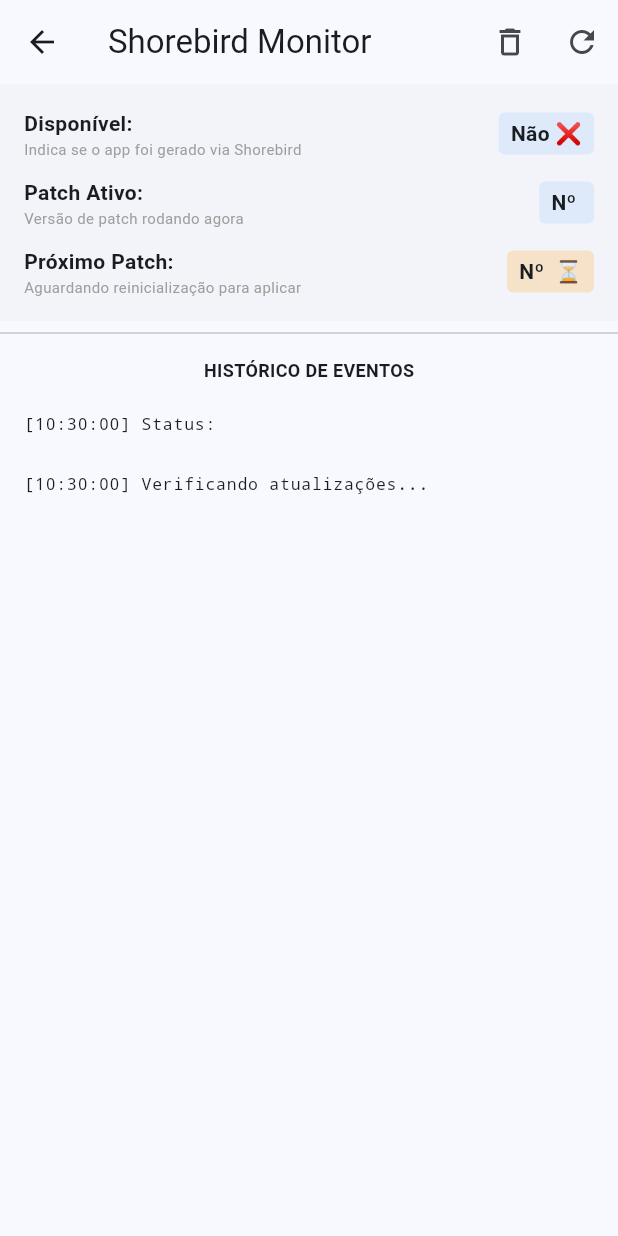
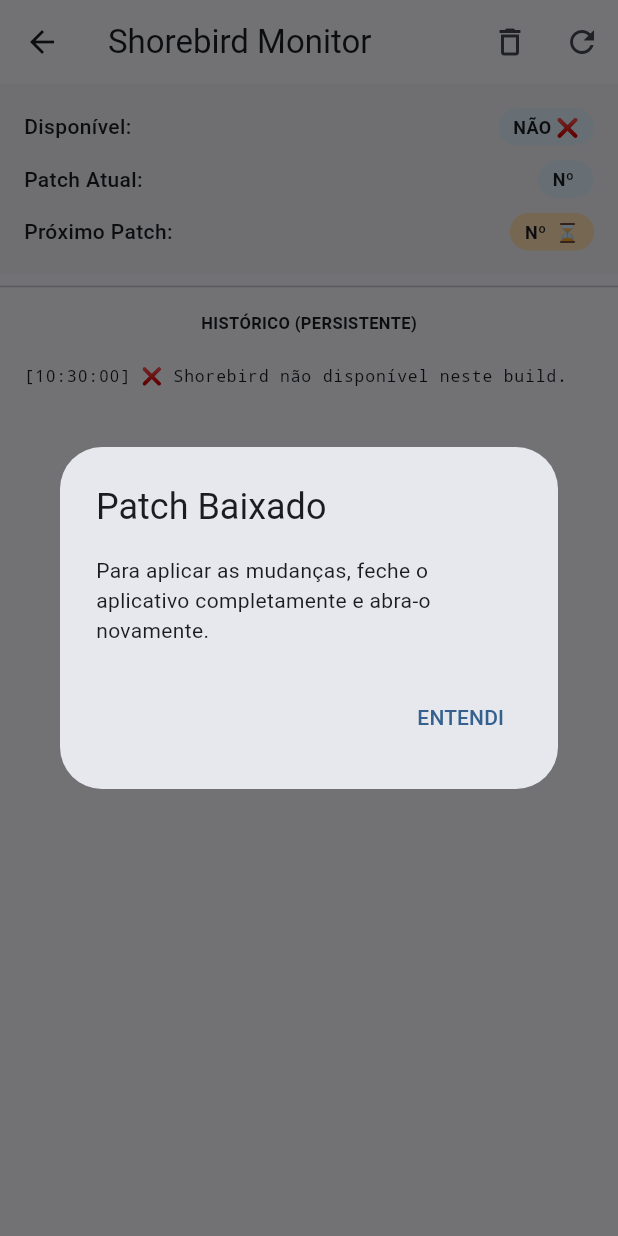
Before and after one commit to britolucaspatrick/poc_shorebird, a Flutter app: the ShorebirdControlPage screen opened directly, after a tap on the "refresh" icon, on a phone screen of 412 x 824 dp. Run offline on Flutter 3.47's test engine with Material 3 defaults, Android fonts, the light colour scheme and no system bars; our stand-ins replace package_info_plus, shared_preferences; missing offline and left inert: shorebird_code_push; accounts and stored records are empty.

Commit message:
Refactor Shorebird UI and service; add persistence
Convert ShorebirdControlPage to a StatefulWidget, centralize a ShorebirdService instance, and add an update flow that checks for updates, protects against async/mounted gaps, and shows a restart dialog when a patch is downloaded. UI tweaks: progress indicator handling, status panel refactor and styling, condensed labels, and improved log list messaging.

ShorebirdService changes: make it a singleton, add persistent logs via SharedPreferences (load/save/clear), limit stored logs, improve log formatting, add safe getCurrentPatch/getNextPatch methods, better error handling and user-facing log messages, and guard checkForUpdates when Shorebird isn't available. Also updated imports to relative paths.

```diff
--- a/lib/shorebird_control_page.dart
+++ b/lib/shorebird_control_page.dart
@@ -1,14 +1,43 @@
 import 'package:flutter/material.dart';
 import 'package:shorebird_code_push/shorebird_code_push.dart';
-import 'package:poc_shorebird/shorebird_service.dart';
+import 'shorebird_service.dart';
 
-class ShorebirdControlPage extends StatelessWidget {
+class ShorebirdControlPage extends StatefulWidget {
   const ShorebirdControlPage({super.key});
 
   @override
+  State<ShorebirdControlPage> createState() => _ShorebirdControlPageState();
+}
+
+class _ShorebirdControlPageState extends State<ShorebirdControlPage> {
+  final ShorebirdService _service = ShorebirdService();
+
+  Future<void> _runUpdateProcess() async {
+    await _service.checkForUpdates();
+
+    // Proteção contra Async Gaps (Linter warning fix)
+    if (!mounted) return;
+
+    // Se um patch foi baixado, avisa o usuário
+    final next = await _service.getNextPatch();
+    if (next != null && mounted) {
+      _showRestartDialog();
+    }
+  }
+
+  void _showRestartDialog() {
+    showDialog(
+      context: context,
+      builder: (context) => AlertDialog(
+        title: const Text('Patch Baixado'),
+        content: const Text('Para aplicar as mudanças, feche o aplicativo completamente e abra-o novamente.'),
+        actions: [TextButton(onPressed: () => Navigator.pop(context), child: const Text('ENTENDI'))],
+      ),
+    );
+  }
+
+  @override
   Widget build(BuildContext context) {
-    final service = ShorebirdService();
-
     return Scaffold(
       appBar: AppBar(
         title: const Text('Shorebird Monitor'),
@@ -16,46 +45,35 @@
           IconButton(
             icon: const Icon(Icons.delete_outline),
             tooltip: 'Limpar Logs',
-            onPressed: () => service.clearLogs(),
+            onPressed: () => _service.clearLogs(),
           ),
           ValueListenableBuilder<bool>(
-            valueListenable: service.isDownloadingNotifier,
+            valueListenable: _service.isDownloadingNotifier,
             builder: (_, isDownloading, __) {
-              return IconButton(
-                icon: const Icon(Icons.refresh),
-                onPressed: isDownloading ? null : () => service.checkForUpdates(),
-              );
+              return IconButton(icon: const Icon(Icons.refresh), onPressed: isDownloading ? null : _runUpdateProcess);
             },
           ),
         ],
       ),
       body: Column(
         children: [
-          // Barra de progresso de download
           ValueListenableBuilder<bool>(
-            valueListenable: service.isDownloadingNotifier,
+            valueListenable: _service.isDownloadingNotifier,
             builder: (_, isDownloading, __) {
               return isDownloading ? const LinearProgressIndicator() : const SizedBox.shrink();
             },
           ),
-
-          // Painel de Status Detalhado
-          _buildStatusPanel(service),
-
+          _buildStatusPanel(),
           const Divider(),
           const Padding(
             padding: EdgeInsets.symmetric(vertical: 8),
-            child: Text('HISTÓRICO DE EVENTOS', style: TextStyle(fontWeight: FontWeight.bold, fontSize: 12)),
+            child: Text('HISTÓRICO (PERSISTENTE)', style: TextStyle(fontWeight: FontWeight.bold, fontSize: 11)),
           ),
-
-          // Lista de Logs
           Expanded(
             child: ValueListenableBuilder<List<String>>(
-              valueListenable: service.logsNotifier,
+              valueListenable: _service.logsNotifier,
               builder: (_, logs, __) {
-                if (logs.isEmpty) {
-                  return const Center(child: Text('Nenhum log registrado.'));
-                }
+                if (logs.isEmpty) return const Center(child: Text('Nenhum log disponível.'));
                 return ListView.builder(
                   itemCount: logs.length,
                   itemBuilder: (context, index) => ListTile(
@@ -72,71 +90,45 @@
     );
   }
 
-  Widget _buildStatusPanel(ShorebirdService service) {
+  Widget _buildStatusPanel() {
     return Container(
       padding: const EdgeInsets.all(16),
-      color: Colors.grey.withOpacity(0.05),
+      color: Theme.of(context).colorScheme.surfaceContainerHighest.withOpacity(0.3),
       child: Column(
         children: [
-          // Serviço: isAvailable
-          _statusRow(
-            'Disponível:',
-            service.isAvailable ? 'Sim ✅' : 'Não ❌',
-            subtitle: 'Indica se o app foi gerado via Shorebird',
+          _statusRow('Disponível:', _service.isAvailable ? 'SIM ✅' : 'NÃO ❌'),
+          const SizedBox(height: 10),
+          FutureBuilder<Patch?>(
+            future: _service.getCurrentPatch(),
+            builder: (context, snapshot) =>
+                _statusRow('Patch Atual:', snapshot.data != null ? 'Nº ${snapshot.data!.number}' : 'Nenhum'),
           ),
-          const SizedBox(height: 12),
-
-          // Serviço: readCurrentPatch()
+          const SizedBox(height: 10),
           FutureBuilder<Patch?>(
-            future: service.getCurrentPatch(),
-            builder: (context, snapshot) {
-              final patch = snapshot.data;
-              return _statusRow(
-                'Patch Ativo:',
-                patch != null ? 'Nº ${patch.number}' : 'Nenhum',
-                subtitle: 'Versão de patch rodando agora',
-              );
-            },
-          ),
-          const SizedBox(height: 12),
-
-          // Serviço: readNextPatch()
-          FutureBuilder<Patch?>(
-            future: service.getNextPatch(),
-            builder: (context, snapshot) {
-              final patch = snapshot.data;
-              return _statusRow(
-                'Próximo Patch:',
-                patch != null ? 'Nº ${patch.number} ⏳' : 'Nenhum',
-                subtitle: 'Aguardando reinicialização para aplicar',
-                highlight: patch != null,
-              );
-            },
+            future: _service.getNextPatch(),
+            builder: (context, snapshot) => _statusRow(
+              'Próximo Patch:',
+              snapshot.data != null ? 'Nº ${snapshot.data!.number} ⏳' : 'Nenhum',
+              highlight: snapshot.data != null,
+            ),
           ),
         ],
       ),
     );
   }
 
-  Widget _statusRow(String label, String value, {String? subtitle, bool highlight = false}) {
+  Widget _statusRow(String label, String value, {bool highlight = false}) {
     return Row(
+      mainAxisAlignment: MainAxisAlignment.spaceBetween,
       children: [
-        Expanded(
-          child: Column(
-            crossAxisAlignment: CrossAxisAlignment.start,
-            children: [
-              Text(label, style: const TextStyle(fontWeight: FontWeight.bold)),
-              if (subtitle != null) Text(subtitle, style: const TextStyle(fontSize: 10, color: Colors.grey)),
-            ],
+        Text(label, style: const TextStyle(fontWeight: FontWeight.w500)),
+        Container(
+          padding: const EdgeInsets.symmetric(horizontal: 10, vertical: 4),
+          decoration: BoxDecoration(
+            color: highlight ? Colors.orange.shade100 : Colors.blue.shade50,
+            borderRadius: BorderRadius.circular(20),
           ),
-        ),
-        Container(
-          padding: const EdgeInsets.symmetric(horizontal: 8, vertical: 4),
-          decoration: BoxDecoration(
-            color: highlight ? Colors.orange.withOpacity(0.2) : Colors.blue.withOpacity(0.1),
-            borderRadius: BorderRadius.circular(4),
-          ),
-          child: Text(value, style: const TextStyle(fontWeight: FontWeight.bold)),
+          child: Text(value, style: const TextStyle(fontWeight: FontWeight.bold, fontSize: 12)),
         ),
       ],
     );
--- a/lib/shorebird_service.dart
+++ b/lib/shorebird_service.dart
@@ -1,94 +1,95 @@
 import 'package:flutter/foundation.dart';
+import 'package:shared_preferences/shared_preferences.dart';
 import 'package:shorebird_code_push/shorebird_code_push.dart';
-import 'package:shared_preferences/shared_preferences.dart';
 
 class ShorebirdService {
   static final ShorebirdService _instance = ShorebirdService._internal();
   factory ShorebirdService() => _instance;
   ShorebirdService._internal() {
-    // Carrega logs salvos ao iniciar
-    _loadLogsFromStorage();
+    _loadLogs();
   }
 
   final ShorebirdUpdater _updater = ShorebirdUpdater();
   final ValueNotifier<List<String>> logsNotifier = ValueNotifier<List<String>>([]);
   final ValueNotifier<bool> isDownloadingNotifier = ValueNotifier<bool>(false);
 
-  // Adicione estes métodos à sua classe ShorebirdService
+  static const String _logKey = 'shorebird_logs_history';
+
+  // Getters para os serviços da versão 2.0.5
   bool get isAvailable => _updater.isAvailable;
 
-  Future<Patch?> getNextPatch() async {
-    return await _updater.readNextPatch();
-  }
-
-  static const String _storageKey = 'shorebird_logs_history';
-
-  // Carrega os logs do SharedPreferences
-  Future<void> _loadLogsFromStorage() async {
-    final prefs = await SharedPreferences.getInstance();
-    final savedLogs = prefs.getStringList(_storageKey);
-    if (savedLogs != null) {
-      logsNotifier.value = savedLogs;
+  Future<Patch?> getCurrentPatch() async {
+    try {
+      return await _updater.readCurrentPatch();
+    } catch (_) {
+      return null;
     }
   }
 
-  // Salva os logs no SharedPreferences
-  Future<void> _saveLogsToStorage() async {
-    final prefs = await SharedPreferences.getInstance();
-    // Limitamos a 100 logs para não inflar o armazenamento desnecessariamente
-    final logsToSave = logsNotifier.value.take(100).toList();
-    await prefs.setStringList(_storageKey, logsToSave);
+  Future<Patch?> getNextPatch() async {
+    try {
+      return await _updater.readNextPatch();
+    } catch (_) {
+      return null;
+    }
   }
 
-  // Limpa o histórico se necessário
-  Future<void> clearLogs() async {
+  // Lógica de Logs com Persistência
+  Future<void> _loadLogs() async {
     final prefs = await SharedPreferences.getInstance();
-    await prefs.remove(_storageKey);
-    logsNotifier.value = [];
+    logsNotifier.value = prefs.getStringList(_logKey) ?? [];
   }
 
   void addLog(String message) {
     final timestamp = DateTime.now().toString().split('.').first.split(' ').last;
-    final newLog = '[$timestamp] $message';
-
-    logsNotifier.value = [newLog, ...logsNotifier.value];
-    debugPrint('[ShorebirdLog] $message');
-
-    // Persiste a mudança
-    _saveLogsToStorage();
+    final formatted = '[$timestamp] $message';
+    logsNotifier.value = [formatted, ...logsNotifier.value.take(99)];
+    _saveLogs();
+    debugPrint('[Shorebird] $message');
   }
 
-  Future<Patch?> getCurrentPatch() async {
-    return await _updater.readCurrentPatch();
+  Future<void> _saveLogs() async {
+    final prefs = await SharedPreferences.getInstance();
+    await prefs.setStringList(_logKey, logsNotifier.value);
   }
 
+  Future<void> clearLogs() async {
+    final prefs = await SharedPreferences.getInstance();
+    await prefs.remove(_logKey);
+    logsNotifier.value = [];
+  }
+
+  // Processo de Atualização
   Future<void> checkForUpdates() async {
-    addLog('Verificando atualizações...');
+    if (!isAvailable) {
+      addLog('❌ Shorebird não disponível neste build.');
+      return;
+    }
 
+    addLog('🔍 Verificando atualizações...');
     try {
       final status = await _updater.checkForUpdate();
       addLog('Status: ${status.name}');
 
       if (status == UpdateStatus.outdated) {
-        addLog('Novo patch encontrado! Baixando...');
+        addLog('📥 Novo patch encontrado! Baixando...');
         isDownloadingNotifier.value = true;
 
         await _updater.update();
 
-        final nextPatch = await _updater.readNextPatch();
-        if (nextPatch != null) {
-          addLog('✅ Patch ${nextPatch.number} baixado.');
-          addLog('🚀 PRONTO: Feche e abra o app para aplicar.');
+        final next = await getNextPatch();
+        if (next != null) {
+          addLog('✅ Patch Nº ${next.number} pronto! Reinicie o app.');
         } else {
-          addLog('⚠️ Download concluído.');
+          addLog('⚠️ Update concluído, mas patch não identificado.');
         }
       } else if (status == UpdateStatus.upToDate) {
-        addLog('O app já está atualizado.');
+        addLog('✨ O app já está atualizado.');
       }
     } on UpdateException catch (e) {
-      addLog('❌ Erro Shorebird: ${e.message}');
+      addLog('❌ Erro: ${e.message} (${e.reason})');
     } catch (e) {
-      addLog('❌ Erro: $e');
+      addLog('❌ Erro inesperado: $e');
     } finally {
       isDownloadingNotifier.value = false;
     }
```
